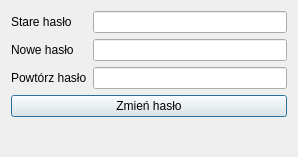
Before: the Qt Designer form ui/zmianahasla.ui in KacperHulek/Multiliga, drawn with Qt 5.
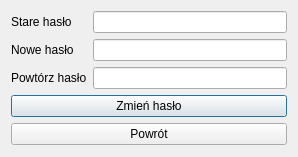
After: the same form once the commit is applied.

Commit message: Changed the name of ui elements (eg. pushButton => powrotButton)

Diff of the .ui file:
```diff
--- a/ui/zmianahasla.ui
+++ b/ui/zmianahasla.ui
@@ -80,6 +80,13 @@
        </property>
       </widget>
      </item>
+     <item>
+      <widget class="QPushButton" name="powrotButton">
+       <property name="text">
+        <string>Powrót</string>
+       </property>
+      </widget>
+     </item>
      <item>
       <spacer name="verticalSpacer">
        <property name="orientation">
```
Left out of the diff: 2 changed lines with no effect on the pictures. The commit also changes 50 other files.
